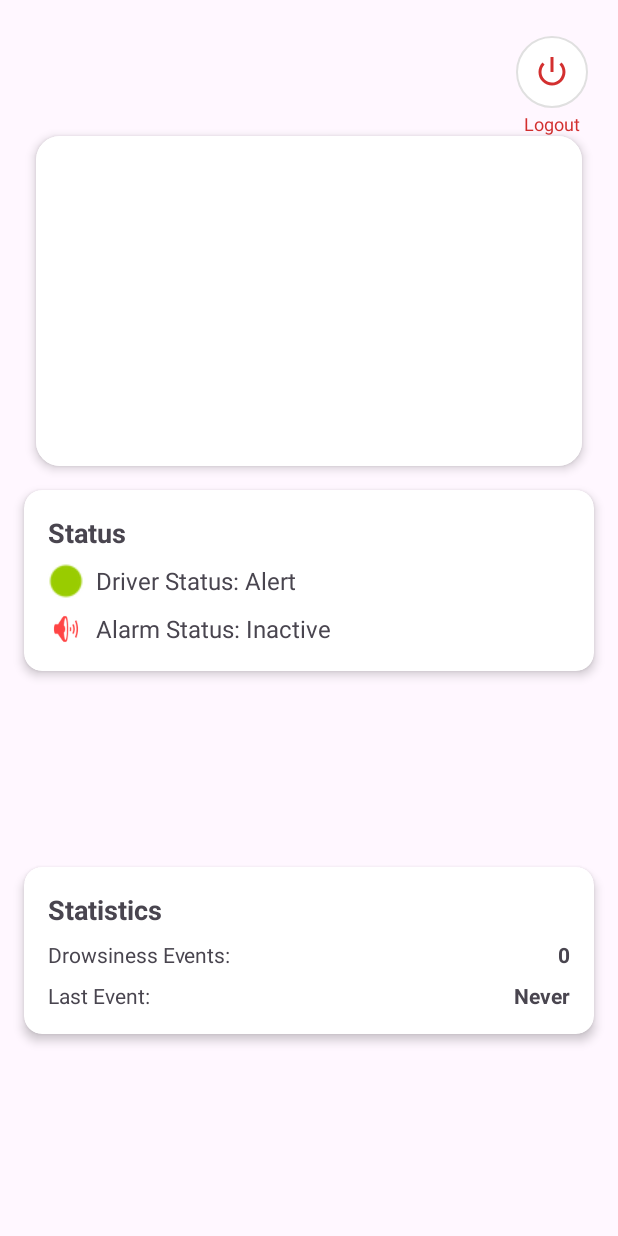
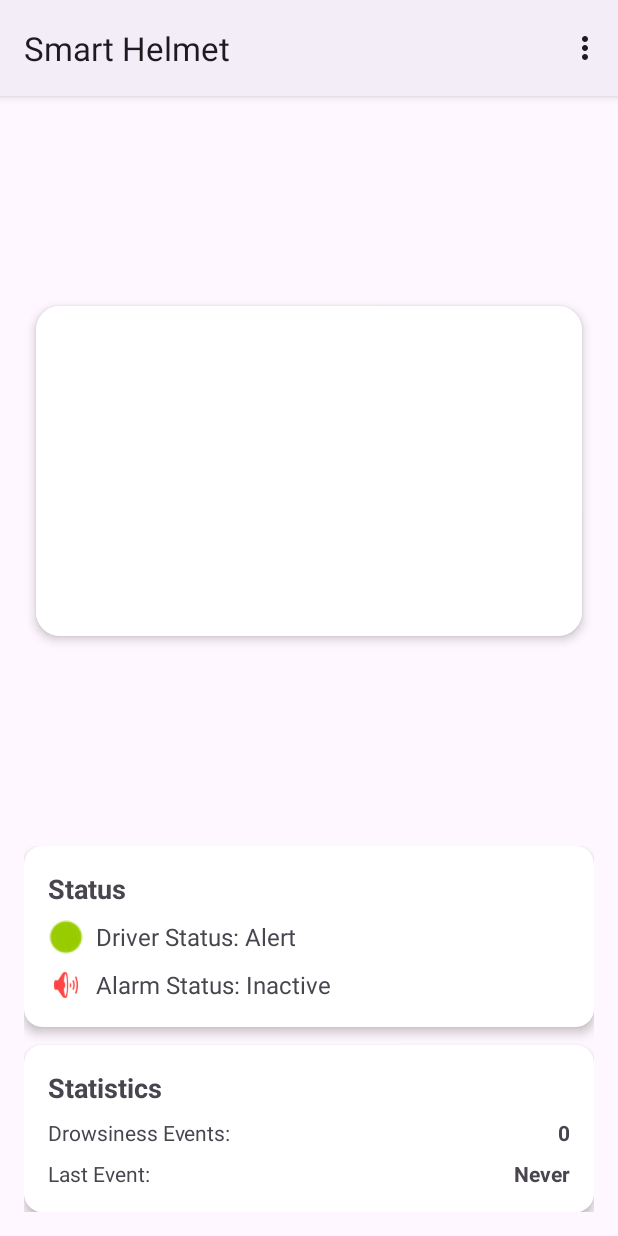
Before and after one commit to dacereal/Smart-Helmet, an Android app: the Dashboard screen opened directly, with no data from a screen before it, on a phone screen of 412 x 824 dp. Run offline under Robolectric (Android 15) with nearby library versions, the phone set to English and light mode, and no system bars; our stand-ins replace Firebase (no records; nobody signed in at launch, a user with empty details on screens opened directly).

Commit message:
feat: Implement user profile management and update layouts
Implement user profile editing, change password feature, and adjust dashboard/register layouts for improved user experience.
- Created profile editing screen with data loading and saving to Firebase.
- Added change password screen with Firebase re-authentication and password update logic.
- Integrated profile editing and change password into the dashboard menu.
- Removed old logout button from dashboard layout.

```diff
--- a/app/src/main/java/com/botsquad/smarthelmet/Dashboard.java
+++ b/app/src/main/java/com/botsquad/smarthelmet/Dashboard.java
@@ -2,11 +2,12 @@ package com.botsquad.smarthelmet;
 
 import android.content.Intent;
 import android.os.Bundle;
+import android.view.Menu;
+import android.view.MenuItem;
 import android.view.View;
 import android.widget.ImageView;
 import android.widget.TextView;
 import android.widget.Toast;
-import android.widget.ImageButton;
 
 import androidx.annotation.NonNull;
 import androidx.appcompat.app.AppCompatActivity;
@@ -25,19 +26,56 @@ public class Dashboard extends AppCompatActivity {
     private TextView alarmStatusText;
     private TextView drowsinessEventsCount;
     private TextView lastEventTime;
-    private ImageButton btnLogout;
 
     private DatabaseReference mDatabase;
+    private FirebaseAuth mAuth;
 
     @Override
     protected void onCreate(Bundle savedInstanceState) {
         super.onCreate(savedInstanceState);
         setContentView(R.layout.activity_dashboard);
 
+        mAuth = FirebaseAuth.getInstance();
         mDatabase = FirebaseDatabase.getInstance().getReference();
         initializeViews();
         setupFirebaseListeners();
-        setupLogoutButton();
+    }
+
+    @Override
+    public boolean onCreateOptionsMenu(Menu menu) {
+        getMenuInflater().inflate(R.menu.dashboard_menu, menu);
+        return true;
+    }
+
+    @Override
+    public boolean onOptionsItemSelected(@NonNull MenuItem item) {
+        int id = item.getItemId();
+
+        if (id == R.id.menu_edit_profile) {
+            // Navigate to Edit Profile Activity
+            Intent intent = new Intent(Dashboard.this, ProfileActivity.class);
+            startActivity(intent);
+            return true;
+        } else if (id == R.id.menu_manage_pairing) {
+            // TODO: Navigate to Manage Device Pairing Activity
+            Toast.makeText(this, "Manage Device Pairing selected", Toast.LENGTH_SHORT).show();
+            return true;
+        } else if (id == R.id.menu_change_password) {
+            // Navigate to Change Password Activity
+            Intent intent = new Intent(Dashboard.this, ChangePasswordActivity.class);
+            startActivity(intent);
+            return true;
+        } else if (id == R.id.menu_logout) {
+            // Handle Logout
+            mAuth.signOut();
+            Intent intent = new Intent(Dashboard.this, Login.class);
+            intent.setFlags(Intent.FLAG_ACTIVITY_NEW_TASK | Intent.FLAG_ACTIVITY_CLEAR_TASK);
+            startActivity(intent);
+            finish();
+            return true;
+        }
+
+        return super.onOptionsItemSelected(item);
     }
 
     private void initializeViews() {
@@ -47,7 +85,6 @@ public class Dashboard extends AppCompatActivity {
         alarmStatusText = findViewById(R.id.alarmStatusText);
         drowsinessEventsCount = findViewById(R.id.drowsinessEventsCount);
         lastEventTime = findViewById(R.id.lastEventTime);
-        btnLogout = findViewById(R.id.btn_logout);
     }
 
     private void setupFirebaseListeners() {
@@ -98,17 +135,4 @@ public class Dashboard extends AppCompatActivity {
         drowsinessEventsCount.setText(String.valueOf(eventsCount));
         lastEventTime.setText(lastEvent != null ? lastEvent : "Never");
     }
-
-    private void setupLogoutButton() {
-        btnLogout.setOnClickListener(new View.OnClickListener() {
-            @Override
-            public void onClick(View v) {
-                FirebaseAuth.getInstance().signOut();
-                Intent intent = new Intent(Dashboard.this, Login.class);
-                intent.setFlags(Intent.FLAG_ACTIVITY_NEW_TASK | Intent.FLAG_ACTIVITY_CLEAR_TASK);
-                startActivity(intent);
-                finish();
-            }
-        });
-    }
 }
--- a/app/src/main/res/layout/activity_dashboard.xml
+++ b/app/src/main/res/layout/activity_dashboard.xml
@@ -7,37 +7,7 @@
     android:background="#FFF7FF"
     tools:context=".Dashboard">
 
-    <!-- Logout Button (more visible, with label) -->
-    <LinearLayout
-        android:id="@+id/logoutContainer"
-        android:layout_width="wrap_content"
-        android:layout_height="wrap_content"
-        android:orientation="vertical"
-        android:gravity="center"
-        app:layout_constraintTop_toTopOf="parent"
-        app:layout_constraintEnd_toEndOf="parent"
-        android:layout_marginTop="24dp"
-        android:layout_marginEnd="20dp">
-
-        <ImageButton
-            android:id="@+id/btn_logout"
-            android:layout_width="48dp"
-            android:layout_height="48dp"
-            android:background="@drawable/circle_white_bg"
-            android:src="@android:drawable/ic_lock_power_off"
-            android:contentDescription="Logout"
-            android:tint="#D32F2F"/>
-
-        <TextView
-            android:layout_width="wrap_content"
-            android:layout_height="wrap_content"
-            android:text="Logout"
-            android:textColor="#D32F2F"
-            android:textSize="12sp"
-            android:layout_marginTop="2dp"/>
-    </LinearLayout>
-
-    <!-- Camera Preview Area (centered vertically) -->
+    <!-- Camera Preview Area (now in the middle) -->
     <androidx.cardview.widget.CardView
         android:id="@+id/cameraPreviewCard"
         android:layout_width="0dp"
@@ -46,11 +16,10 @@
         android:layout_marginEnd="24dp"
         app:cardCornerRadius="16dp"
         app:cardElevation="4dp"
-        app:layout_constraintTop_toBottomOf="@id/logoutContainer"
-        app:layout_constraintBottom_toTopOf="@id/statusCard"
+        app:layout_constraintTop_toTopOf="parent"
+        app:layout_constraintBottom_toTopOf="@id/bottomStatusStatsContainer"
         app:layout_constraintStart_toStartOf="parent"
-        app:layout_constraintEnd_toEndOf="parent"
-        app:layout_constraintVertical_bias="0.25">
+        app:layout_constraintEnd_toEndOf="parent">
 
         <FrameLayout
             android:layout_width="match_parent"
@@ -58,19 +27,27 @@
             android:background="#FFFFFF" />
     </androidx.cardview.widget.CardView>
 
+    <!-- Container for Status and Stats Cards at the bottom -->
+    <LinearLayout
+        android:id="@+id/bottomStatusStatsContainer"
+        android:layout_width="0dp"
+        android:layout_height="wrap_content"
+        android:orientation="vertical"
+        android:layout_marginStart="16dp"
+        android:layout_marginEnd="16dp"
+        android:layout_marginBottom="16dp"
+        app:layout_constraintBottom_toBottomOf="parent"
+        app:layout_constraintStart_toStartOf="parent"
+        app:layout_constraintEnd_toEndOf="parent">
+
         <!-- Status Card -->
         <androidx.cardview.widget.CardView
             android:id="@+id/statusCard"
-        android:layout_width="0dp"
+            android:layout_width="match_parent"
             android:layout_height="wrap_content"
-        android:layout_marginTop="16dp"
-        android:layout_marginStart="16dp"
-        android:layout_marginEnd="16dp"
+            android:layout_marginBottom="12dp"
             app:cardCornerRadius="12dp"
-        app:cardElevation="4dp"
-        app:layout_constraintTop_toBottomOf="@id/cameraPreviewCard"
-        app:layout_constraintStart_toStartOf="parent"
-        app:layout_constraintEnd_toEndOf="parent">
+            app:cardElevation="4dp">
 
             <LinearLayout
                 android:layout_width="match_parent"
@@ -136,18 +113,10 @@
         <!-- Stats Card -->
         <androidx.cardview.widget.CardView
             android:id="@+id/statsCard"
-        android:layout_width="0dp"
+            android:layout_width="match_parent"
             android:layout_height="wrap_content"
-        android:layout_marginTop="12dp"
-        android:layout_marginStart="16dp"
-        android:layout_marginEnd="16dp"
-        android:layout_marginBottom="16dp"
             app:cardCornerRadius="12dp"
-        app:cardElevation="4dp"
-        app:layout_constraintTop_toBottomOf="@id/statusCard"
-        app:layout_constraintStart_toStartOf="parent"
-        app:layout_constraintEnd_toEndOf="parent"
-        app:layout_constraintBottom_toBottomOf="parent">
+            app:cardElevation="4dp">
 
             <LinearLayout
                 android:layout_width="match_parent"
@@ -208,4 +177,6 @@
             </LinearLayout>
         </androidx.cardview.widget.CardView>
 
+    </LinearLayout>
+
 </androidx.constraintlayout.widget.ConstraintLayout>
--- /dev/null
+++ b/app/src/main/res/menu/dashboard_menu.xml
@@ -0,0 +1,24 @@
+<menu xmlns:android="http://schemas.android.com/apk/res/android"
+    xmlns:app="http://schemas.android.com/apk/res-auto">
+
+    <item
+        android:id="@+id/menu_edit_profile"
+        android:title="Edit Profile"
+        app:showAsAction="never"/>
+
+    <item
+        android:id="@+id/menu_manage_pairing"
+        android:title="Manage Device Pairing"
+        app:showAsAction="never"/>
+
+    <item
+        android:id="@+id/menu_change_password"
+        android:title="Change Password"
+        app:showAsAction="never"/>
+
+    <item
+        android:id="@+id/menu_logout"
+        android:title="Logout"
+        app:showAsAction="never"/>
+
+</menu>
```
Also changed, not shown: app/src/main/AndroidManifest.xml (+8 -0 lines), app/src/main/java/com/botsquad/smarthelmet/ChangePasswordActivity.java (added, +114 -0 lines), app/src/main/java/com/botsquad/smarthelmet/ProfileActivity.java (added, +135 -0 lines), app/src/main/res/layout/activity_change_password.xml (added, +82 -0 lines), app/src/main/res/layout/activity_profile.xml (added, +92 -0 lines), app/src/main/res/layout/activity_register.xml (+35 -33 lines). Lines whose indentation alone changed are shown as unchanged.
